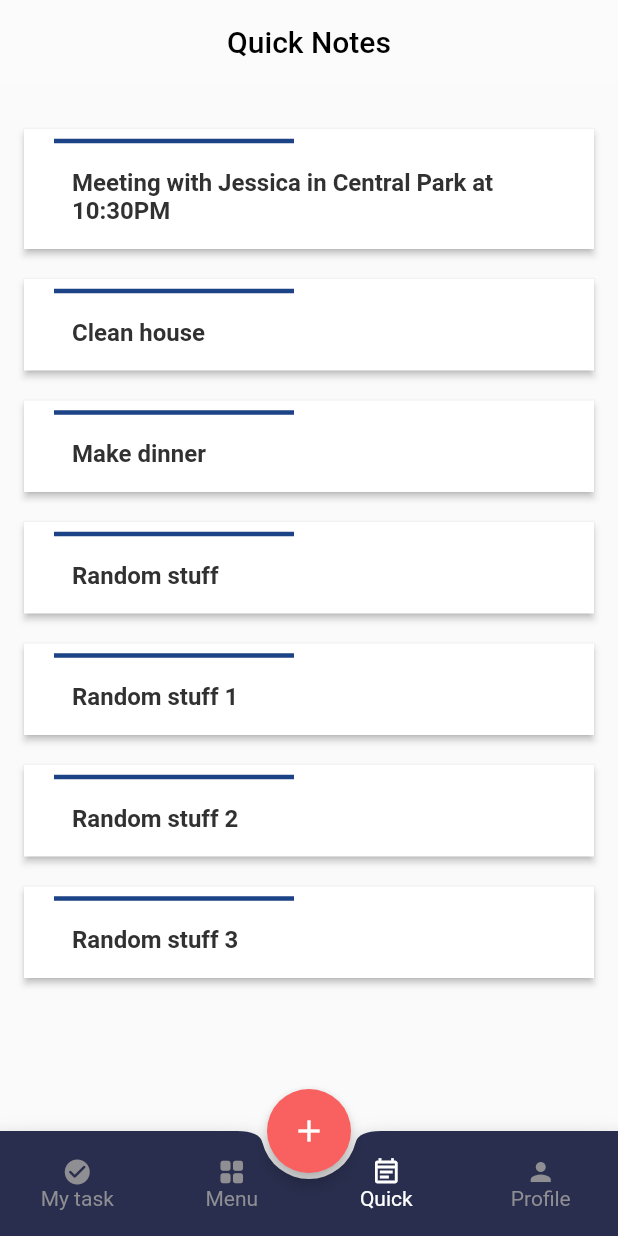
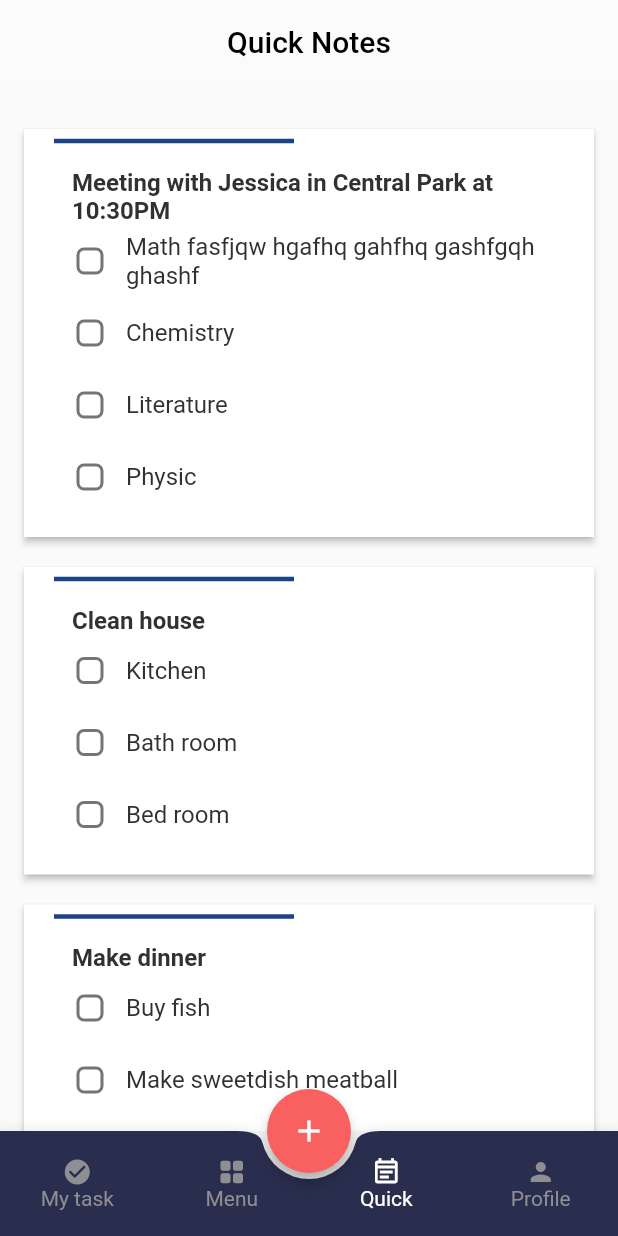
Before and after one commit to Skizdukion/AkingToDoApp, a Flutter app: the screen it shows after launch, item 3 of the bottom bar chosen, on a phone screen of 412 x 824 dp. Run offline on Flutter 3.47's test engine with Material 2 defaults, Android fonts, the phone set to English and light mode, and no system bars; our stand-ins replace equatable, flutter_bloc, flutter_slidable, introduction_screen, percent_indicator, table_calendar; accounts and stored records are empty.

Commit message:
finish add quick note and check list function

```diff
--- a/lib/models/providers/local_data.dart
+++ b/lib/models/providers/local_data.dart
@@ -267,7 +267,7 @@ class LocalDataProvider {
         color: Color((math.Random().nextDouble() * 0xFFFFFF).toInt())
             .withOpacity(1.0),
         title: 'Meeting with Jessica in Central Park at 10:30PM',
-        itemList: [
+        checkList: [
           QuickNoteCheckListItemModel(
               desc: 'Math fasfjqw hgafhq gahfhq gashfgqh ghashf', id: '0'),
           QuickNoteCheckListItemModel(desc: 'Chemistry', id: '1'),
@@ -279,7 +279,7 @@ class LocalDataProvider {
         color: Color((math.Random().nextDouble() * 0xFFFFFF).toInt())
             .withOpacity(1.0),
         title: 'Clean house',
-        itemList: [
+        checkList: [
           QuickNoteCheckListItemModel(desc: 'Kitchen', id: '1'),
           QuickNoteCheckListItemModel(desc: 'Bath room', id: '2'),
           QuickNoteCheckListItemModel(desc: 'Bed room', id: '3'),
@@ -289,7 +289,7 @@ class LocalDataProvider {
         color: Color((math.Random().nextDouble() * 0xFFFFFF).toInt())
             .withOpacity(1.0),
         title: 'Make dinner',
-        itemList: [
+        checkList: [
           QuickNoteCheckListItemModel(desc: 'Buy fish', id: '1'),
           QuickNoteCheckListItemModel(desc: 'Make sweetdish meatball', id: '2'),
         ]),
@@ -298,7 +298,7 @@ class LocalDataProvider {
         color: Color((math.Random().nextDouble() * 0xFFFFFF).toInt())
             .withOpacity(1.0),
         title: 'Random stuff',
-        itemList: [
+        checkList: [
           QuickNoteCheckListItemModel(desc: 'Random stuff 1', id: '1'),
           QuickNoteCheckListItemModel(desc: 'Random stuff 2', id: '2'),
           QuickNoteCheckListItemModel(desc: 'Random stuff 3', id: '3'),
@@ -309,7 +309,7 @@ class LocalDataProvider {
         color: Color((math.Random().nextDouble() * 0xFFFFFF).toInt())
             .withOpacity(1.0),
         title: 'Random stuff 1',
-        itemList: [
+        checkList: [
           QuickNoteCheckListItemModel(desc: 'Random stuff 1', id: '1'),
           QuickNoteCheckListItemModel(desc: 'Random stuff 2', id: '2'),
           QuickNoteCheckListItemModel(desc: 'Random stuff 3', id: '3'),
@@ -320,7 +320,7 @@ class LocalDataProvider {
         color: Color((math.Random().nextDouble() * 0xFFFFFF).toInt())
             .withOpacity(1.0),
         title: 'Random stuff 2',
-        itemList: [
+        checkList: [
           QuickNoteCheckListItemModel(desc: 'Random stuff 1', id: '1'),
           QuickNoteCheckListItemModel(desc: 'Random stuff 2', id: '2'),
           QuickNoteCheckListItemModel(desc: 'Random stuff 3', id: '3'),
@@ -331,7 +331,7 @@ class LocalDataProvider {
         color: Color((math.Random().nextDouble() * 0xFFFFFF).toInt())
             .withOpacity(1.0),
         title: 'Random stuff 3',
-        itemList: [
+        checkList: [
           QuickNoteCheckListItemModel(desc: 'Random stuff 1', id: '1'),
           QuickNoteCheckListItemModel(desc: 'Random stuff 2', id: '2'),
           QuickNoteCheckListItemModel(desc: 'Random stuff 3', id: '3'),
@@ -339,6 +339,20 @@ class LocalDataProvider {
           QuickNoteCheckListItemModel(desc: 'Random stuff 5', id: '5'),
           QuickNoteCheckListItemModel(desc: 'Random stuff 6', id: '6'),
         ]),
+    QuickNoteModel(
+        id: '8',
+        color: Color((math.Random().nextDouble() * 0xFFFFFF).toInt())
+            .withOpacity(1.0),
+        title: 'Radom QuickNote',
+        checkList: []
+    ),
+    QuickNoteModel(
+        id: '9',
+        color: Color((math.Random().nextDouble() * 0xFFFFFF).toInt())
+            .withOpacity(1.0),
+        title: 'Radom QuickNote 2',
+        checkList: []
+    ),
   ];
 
   List<ProjectModel> projectList = [
--- a/lib/models/repositories/models/quick_note.dart
+++ b/lib/models/repositories/models/quick_note.dart
@@ -11,6 +11,6 @@ class QuickNoteModel{
   final title;
   final color;
   final id;
-  List<QuickNoteCheckListItemModel> itemList;
-  QuickNoteModel({required this.title, required this.id, required this.itemList, this.color = Colors.black});
+  List<QuickNoteCheckListItemModel> checkList;
+  QuickNoteModel({required this.title, required this.id, required this.checkList, this.color = Colors.black});
 }
--- a/lib/routes/main/main_page.dart
+++ b/lib/routes/main/main_page.dart
@@ -155,10 +155,12 @@ class AddMenuItem extends StatelessWidget {
                   if (isAdd == true) Navigator.pop(context, 'task');
                 }
                 if (text == 'Add Quick Note'){
-                  Navigator.push(context, MaterialPageRoute(builder: (context) => NewNotePage()));
+                  bool? isAdd = await Navigator.push(context, MaterialPageRoute(builder: (context) => NewNotePage()));
+                  if (isAdd == true) Navigator.pop(context, 'quicknote');
                 }
                 if (text == 'Add Check List'){
-                  Navigator.push(context, MaterialPageRoute(builder: (context) => NewCheckListPage()));
+                  bool? isAdd = await Navigator.push(context, MaterialPageRoute(builder: (context) => NewCheckListPage()));
+                  if (isAdd == true) Navigator.pop(context, 'checklist');
                 }
               },
             ),
--- a/lib/routes/main/quick_note_page/quick_note_item.dart
+++ b/lib/routes/main/quick_note_page/quick_note_item.dart
@@ -13,21 +13,16 @@ class QuickNoteItem extends StatefulWidget {
 
 class _QuickNoteItemState extends State<QuickNoteItem> {
 
-  bool isExpand = false;
-
   @override
   Widget build(BuildContext context) {
     return InkWell(
       onTap: (){
-        setState(() {
-          isExpand = !isExpand;
-        });
+
       },
       child: Padding(
         padding: const EdgeInsets.symmetric(vertical: 10, horizontal: 16),
         child: Material(
           elevation: 2.0,
-          borderRadius: BorderRadius.circular(5),
           color: Colors.white,
           child: Padding(
             padding: const EdgeInsets.only(bottom: 0),
@@ -45,7 +40,7 @@ class _QuickNoteItemState extends State<QuickNoteItem> {
                   padding: const EdgeInsets.only(left: 32.0),
                   child: Text('${widget.item.title}', style: textDarkStyleS18.copyWith(fontSize: 16, fontWeight: FontWeight.bold),),
                 ),
-                if (isExpand == true) for (var item in widget.item.itemList) QuickNoteCheckListItem(item: item, parentId: widget.item.id,),
+                for (var item in widget.item.checkList) QuickNoteCheckListItem(item: item, parentId: widget.item.id,),
                 const SizedBox(height: 16,),
               ],
             ),
@@ -86,6 +81,9 @@ class _QuickNoteCheckListItemState extends State<QuickNoteCheckListItem> {
           children: [
             Checkbox(
               checkColor: Colors.white,
+              shape: RoundedRectangleBorder(
+                borderRadius: BorderRadius.circular(5)
+              ),
               value: isDone,
               onChanged: (bool? val) {
                 setState(() {
@@ -94,7 +92,7 @@ class _QuickNoteCheckListItemState extends State<QuickNoteCheckListItem> {
                 _quickNoteRepository.changeDoneState(widget.parentId, widget.item.id);
               },
             ),
-            Flexible(child: Text('${widget.item.desc}', style: isDone ? textLineThroughStyle : textDarkStyleW400S16,)),
+            Flexible(child: Text('${widget.item.desc}', style: isDone ? textLineThroughStyle.copyWith(color: Color.fromRGBO(49, 49, 49, 1),) : textDarkStyleW400S16,)),
           ],
         ),
       ),
--- a/lib/routes/main/quick_note_page/quick_note_page.dart
+++ b/lib/routes/main/quick_note_page/quick_note_page.dart
@@ -1,7 +1,11 @@
 import 'package:flutter/material.dart';
+import 'package:flutter_bloc/flutter_bloc.dart';
+import 'package:todo_app/models/blocs/main_page/main_page_bloc.dart';
+import 'package:todo_app/models/blocs/main_page/main_page_event.dart';
+import 'package:todo_app/models/blocs/main_page/main_page_state.dart';
 import 'package:todo_app/models/repositories/models/quick_note.dart';
 import 'package:todo_app/models/repositories/quick_note_repository.dart';
-import 'package:todo_app/widgets/const_decoration.dart';
+import 'package:todo_app/routes/main/quick_note_page/quick_note_item.dart';
 
 
 class QuickNotePage extends StatefulWidget {
@@ -50,113 +54,22 @@ class _QuickNoteBodyState extends State<QuickNoteBody> {
 
   @override
   Widget build(BuildContext context) {
-    return Padding(
-      padding: EdgeInsets.only(top: 20),
-      child: ListView.builder(
-        itemCount: quickNoteList.length,
-        itemBuilder: (BuildContext context, int index) {
-          return QuickNoteItem(item: quickNoteList[index]);
-        },
-      )
-    );
-  }
-}
-
-class QuickNoteItem extends StatefulWidget {
-  const QuickNoteItem({ Key? key, required this.item }) : super(key: key);
-  final QuickNoteModel item;
-
-  @override
-  _QuickNoteItemState createState() => _QuickNoteItemState();
-}
-
-class _QuickNoteItemState extends State<QuickNoteItem> {
-
-  bool isExpand = false;
-
-  @override
-  Widget build(BuildContext context) {
-    return InkWell(
-      onTap: (){
-        setState(() {
-          isExpand = !isExpand;
-        });
+    return BlocListener<MainPageBloc, MainPageState>(
+      listener: (context, state){
+        if(state is Loading){
+          quickNoteList = _quickNoteRepository.getQuickNoteList();
+          context.read<MainPageBloc>().add(SwitchPage(pageIndex: 2));
+        }
       },
       child: Padding(
-        padding: const EdgeInsets.symmetric(vertical: 10, horizontal: 16),
-        child: Material(
-          elevation: 2.0,
-          color: Colors.white,
-          child: Padding(
-            padding: const EdgeInsets.only(bottom: 0),
-            child: Column(
-              crossAxisAlignment: CrossAxisAlignment.start,
-              children: [
-                Padding(
-                  padding: const EdgeInsets.only(left: 20, right: 200, bottom: 10),
-                  child: Divider(
-                    color: widget.item.color,
-                    thickness: 3,
-                  ),
-                ),
-                Padding(
-                  padding: const EdgeInsets.only(left: 32.0),
-                  child: Text('${widget.item.title}', style: textDarkStyleS18.copyWith(fontSize: 16, fontWeight: FontWeight.bold),),
-                ),
-                if (isExpand == true) const SizedBox(height: 16,),
-                if (isExpand == true) for (var item in widget.item.itemList) QuickNoteCheckListItem(item: item, parentId: widget.item.id,),
-                const SizedBox(height: 16,),
-              ],
-            ),
-          ),
-        ),
+        padding: EdgeInsets.only(top: 20),
+        child: ListView.builder(
+          itemCount: quickNoteList.length,
+          itemBuilder: (BuildContext context, int index) {
+            return QuickNoteItem(item: quickNoteList[index]);
+          },
+        )
       ),
     );
   }
 }
-
-class QuickNoteCheckListItem extends StatefulWidget {
-  const QuickNoteCheckListItem({ Key? key, required this.item, required this.parentId }) : super(key: key);
-  final QuickNoteCheckListItemModel item;
-  final String parentId;
-
-  @override
-  _QuickNoteCheckListItemState createState() => _QuickNoteCheckListItemState();
-}
-
-class _QuickNoteCheckListItemState extends State<QuickNoteCheckListItem> {
-
-  late bool isDone;
-  FakeQuickNoteRepository _quickNoteRepository = FakeQuickNoteRepository();
-
-  @override
-  void initState() {
-    isDone = widget.item.isDone;
-    super.initState();
-  }
-
-  @override
-  Widget build(BuildContext context) {
-    return Padding(
-      padding: const EdgeInsets.only(left: 20.0,),
-      child: Container(
-        child: Row(
-          mainAxisAlignment: MainAxisAlignment.start,
-          children: [
-            Checkbox(
-              checkColor: Colors.white,
-              value: isDone,
-              onChanged: (bool? val) {
-                setState(() {
-                  isDone = val!;
-                });
-                _quickNoteRepository.changeDoneState(widget.parentId, widget.item.id);
-              },
-            ),
-            Flexible(child: Text('${widget.item.desc}', style: isDone ? textLineThroughStyle : textDarkStyleW400S16,)),
-          ],
-        ),
-      ),
-    );
-  }
-}
```
Also changed, not shown: lib/models/blocs/main_page/main_page_bloc.dart (+12 -0 lines), lib/models/repositories/models/check.dart (+5 -6 lines), lib/models/repositories/quick_note_repository.dart (+5 -3 lines), lib/routes/main/Popup_page/new_check_list/add_new_check_list.dart (+30 -7 lines), lib/routes/main/Popup_page/new_check_list/check_list.dart (+7 -6 lines), lib/routes/main/Popup_page/new_check_list/title_box_check_list.dart (+4 -4 lines), lib/routes/main/Popup_page/new_note/add_new_note.dart (+31 -18 lines), lib/routes/main/Popup_page/new_note/desc_box_note.dart (+7 -5 lines).
